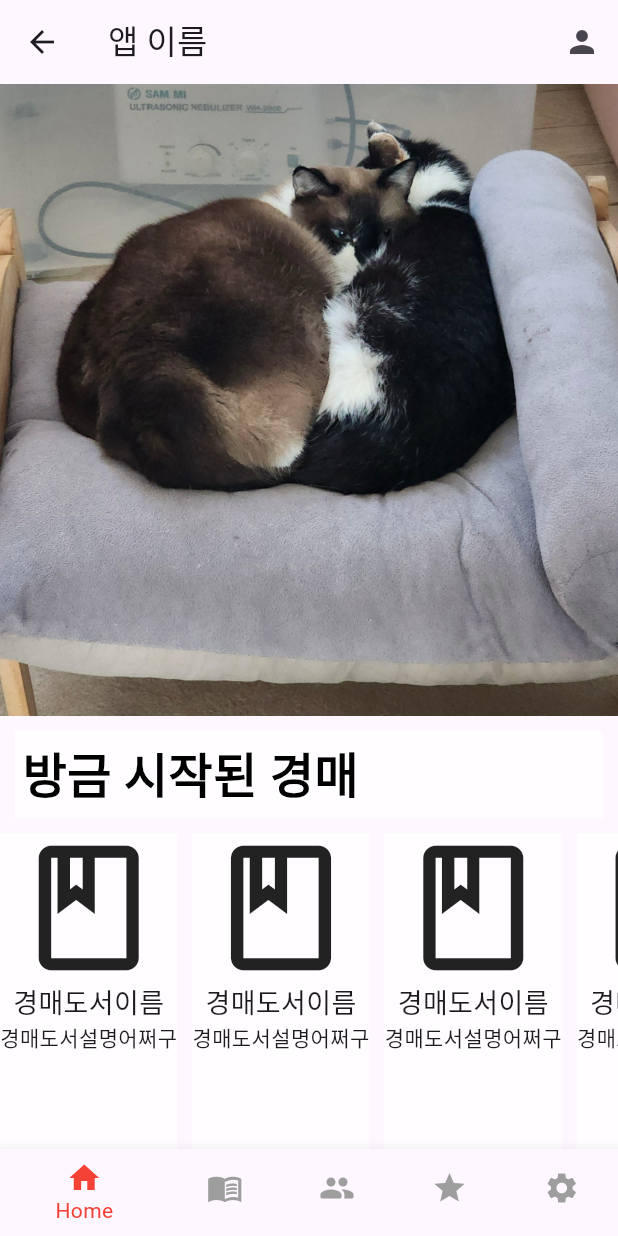
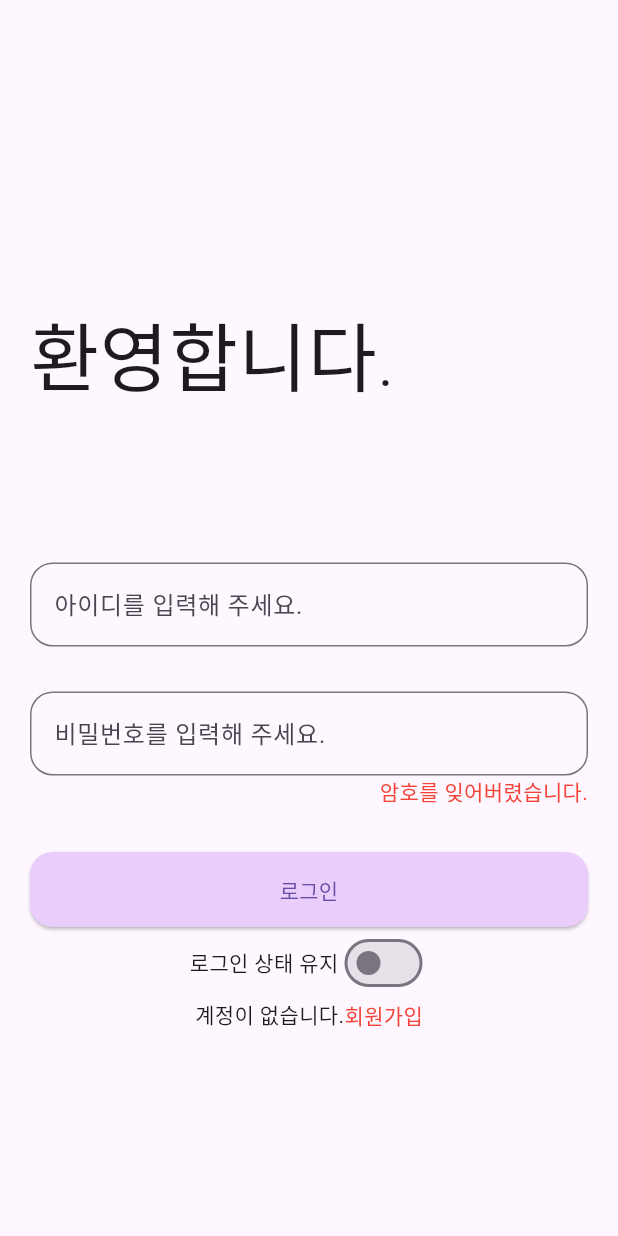
Before and after one commit to devwonkyo/StockAuction, a Flutter app: the screen it shows after launch, on a phone screen of 412 x 824 dp. Run offline on Flutter 3.47's test engine with Material 3 defaults, Android fonts, the phone set to English and light mode, and no system bars; our stand-ins replace cloud_firestore, firebase_auth; accounts and stored records are empty.

Commit message:
login_screen, signup_screen, password_reser_screen 작업중

```diff
--- a/lib/main.dart
+++ b/lib/main.dart
@@ -15,7 +15,7 @@ class MyApp extends StatelessWidget {
   @override
   Widget build(BuildContext context) {
     return MaterialApp(
-      home: MainPage(),
+      home: LoginScreen(),
     );
   }
 }
--- a/lib/screens/auth/login_screen.dart
+++ b/lib/screens/auth/login_screen.dart
@@ -0,0 +1,153 @@
+import 'package:auction/screens/auth/password_reser_screen.dart';
+import 'package:auction/screens/auth/signup_screen.dart';
+import 'package:flutter/material.dart';
+import 'package:firebase_auth/firebase_auth.dart';
+
+class LoginScreen extends StatefulWidget {
+  @override
+  _LoginScreenState createState() => _LoginScreenState();
+}
+
+class _LoginScreenState extends State<LoginScreen> {
+  final _formKey = GlobalKey<FormState>();
+  String _email = '';
+  String _password = '';
+  bool _stayLoggedIn = false;
+
+  void _login() async {
+    if (_formKey.currentState!.validate()) {
+      _formKey.currentState!.save();
+      try {
+        await FirebaseAuth.instance.signInWithEmailAndPassword(
+          email: _email,
+          password: _password,
+        );
+        // Navigate to home screen or show success message
+      } catch (e) {
+        // Show error message
+      }
+    }
+  }
+
+  @override
+  Widget build(BuildContext context) {
+    return Scaffold(
+      body: Padding(
+        padding: EdgeInsets.fromLTRB(20, 200, 20, 0),
+        child: Form(
+          key: _formKey,
+          child: Column(
+            children: [
+              Row(
+                mainAxisAlignment: MainAxisAlignment.start,
+                children: [
+                  Text(
+                    '환영합니다.',
+                    style: TextStyle(fontSize: 50, fontWeight: FontWeight.w300),
+                  ),
+                ],
+              ),
+              SizedBox(
+                height: 100,
+              ),
+              TextFormField(
+                decoration: InputDecoration(
+                  labelText: '아이디를 입력해 주세요.',
+                  border: OutlineInputBorder(
+                    borderRadius: BorderRadius.circular(15.0),
+                  ),
+                ),
+                validator: (value) => value!.isEmpty ? '아이디를 입력해주세요.' : null,
+                onSaved: (value) => _email = value!,
+              ),
+              SizedBox(height: 30,),
+              TextFormField(
+                decoration: InputDecoration(
+                  labelText: '비밀번호를 입력해 주세요.',
+                  border: OutlineInputBorder(
+                    borderRadius: BorderRadius.circular(15.0),
+                  ),
+                ),
+                obscureText: true,
+                validator: (value) => value!.isEmpty ? '비밀번호를 입력해주세요.' : null,
+                onSaved: (value) => _password = value!,
+              ),
+              Row(
+                mainAxisAlignment: MainAxisAlignment.end,
+                children: [
+                  GestureDetector(
+                    onTap: () {
+                      Navigator.push(
+                        context,
+                        MaterialPageRoute(builder: (context) => PasswordResetScreen()),
+                      );
+                    },
+                    child: Text(
+                      '암호를 잊어버렸습니다.',
+                      style: TextStyle(
+                        color: Colors.red,
+                      ),
+                    ),
+                  ),
+                ],
+              ),
+              SizedBox(height: 30,),
+              ElevatedButton(
+                child: Text('로그인'),
+                onPressed: _login,
+                style: ElevatedButton.styleFrom(
+                  backgroundColor: Color(0XFFEBCDFC),
+                  minimumSize: Size(double.infinity, 50),
+                  shape: RoundedRectangleBorder(
+                    borderRadius: BorderRadius.circular(15.0), // 둥근 모서리 설정
+                  ),
+                ),
+              ),
+              Row(
+                mainAxisAlignment: MainAxisAlignment.center,
+                children: [
+                  GestureDetector(
+                    onTap: () {
+                      setState(() {
+                        _stayLoggedIn = !_stayLoggedIn; // 스위치 상태 변경
+                      });
+                    },
+                    child: Text('로그인 상태 유지'),
+                  ),
+                  Switch(
+                    value: _stayLoggedIn,
+                    onChanged: (bool value) {
+                      setState(() {
+                        _stayLoggedIn = value;
+                      });
+                    },
+                  ),
+                ],
+              ),
+              Row(
+                mainAxisAlignment: MainAxisAlignment.center,
+                children: [
+                  Text('계정이 없습니다.'),
+                  GestureDetector(
+                    onTap: () {
+                      Navigator.push(
+                        context,
+                        MaterialPageRoute(builder: (context) => SignupScreen()),
+                      );
+                    },
+                    child: Text(
+                      '회원가입',
+                      style: TextStyle(
+                        color: Colors.red,
+                      ),
+                    ),
+                  ),
+                ],
+              ),
+            ],
+          ),
+        ),
+      ),
+    );
+  }
+}
--- a/pubspec.yaml
+++ b/pubspec.yaml
@@ -30,6 +30,9 @@ environment:
 dependencies:
   flutter:
     sdk: flutter
+  firebase_core: ^3.5.0
+  firebase_auth: ^5.3.0
+  cloud_firestore: ^5.4.2
 
 
   # The following adds the Cupertino Icons font to your application.
```
Also changed, not shown: lib/screens/auth/password_reser_screen.dart (added, +50 -0 lines), lib/screens/auth/signup_screen.dart (added, +143 -0 lines), pubspec.lock, 9 other files.
